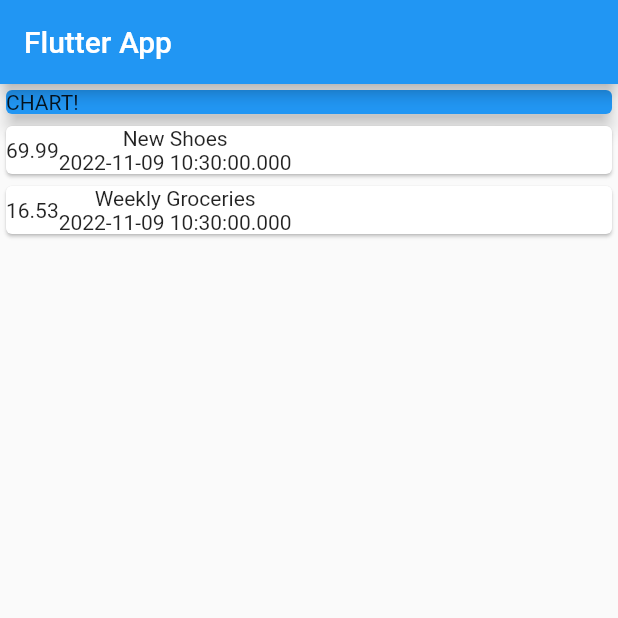
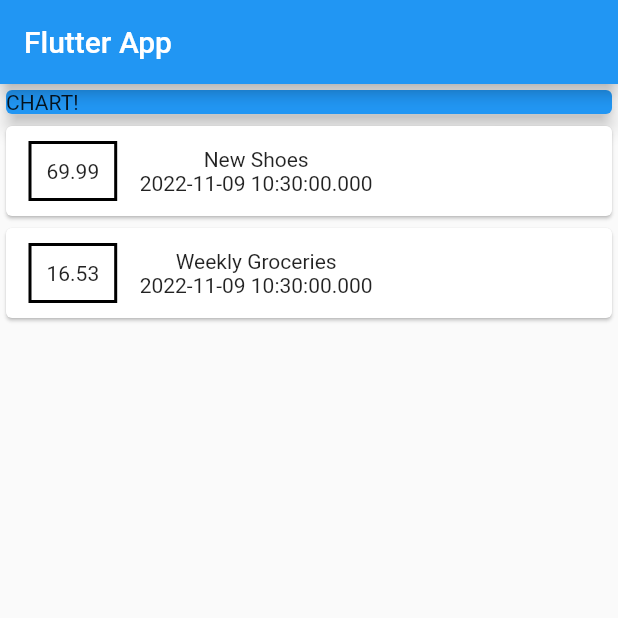
Before and after one commit to felipemcs/expenses_app, a Flutter app: the screen it shows after launch, on a phone screen of 412 x 824 dp, the top half of it. Run offline on Flutter 3.47's test engine with Material 2 defaults, Android fonts, the phone set to English and light mode, and no system bars.

Commit message:
Style amount container

```diff
--- a/lib/main.dart
+++ b/lib/main.dart
@@ -55,14 +55,23 @@ class MyHomePage extends StatelessWidget {
                     child: Row(
                       children: [
                         Container(
+                          margin: const EdgeInsets.symmetric(
+                            vertical: 10,
+                            horizontal: 15,
+                          ),
+                          decoration: BoxDecoration(
+                            border: Border.all(
+                              color: Colors.black,
+                              width: 2,
+                            ),
+                          ),
+                          padding: EdgeInsets.all(10),
                           child: Text(tx.amount.toString()),
                         ),
                         Column(
                           children: [
                             Text(tx.title),
-                            Text(
-                              tx.date.toString(),
-                            )
+                            Text(tx.date.toString()),
                           ],
                         )
                       ],
```
